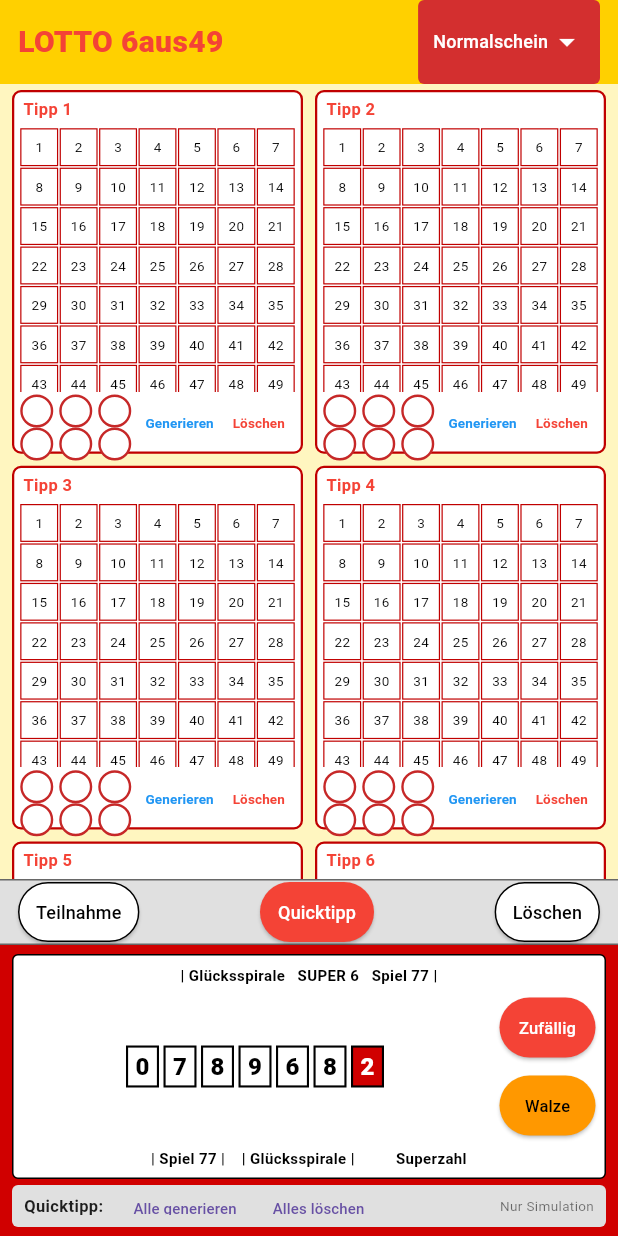
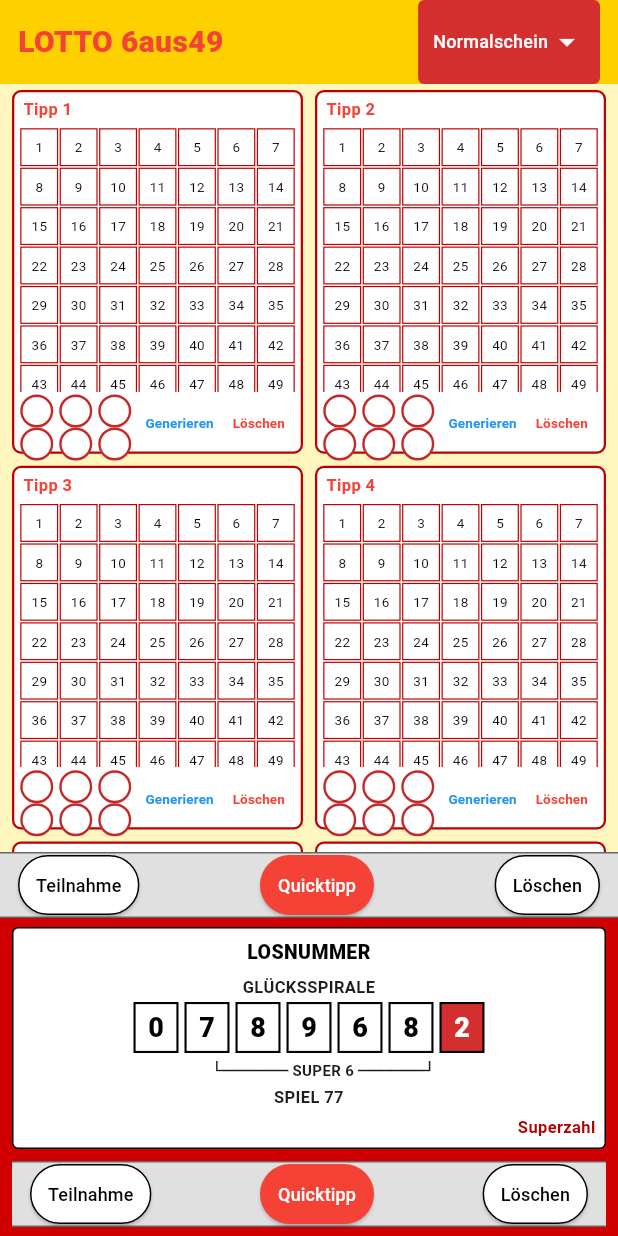
Before and after one commit to funatiker1968-hub/Lottogenerator_v4, a Flutter app: the Lotto6Screen screen opened directly, on a phone screen of 412 x 824 dp. Run offline on Flutter 3.47's test engine with Material 3 defaults, Android fonts, the phone set to English and light mode, and no system bars; our stand-ins replace audioplayers.

Commit message:
Update Lotto6Screen: Layout-Phase vorbereitet (Losnummern, Animation, QuickBar)

```diff
--- a/lib/screens/lotto6/lotto6_screen.dart
+++ b/lib/screens/lotto6/lotto6_screen.dart
@@ -622,9 +622,6 @@ Widget _buildQuickBar() {
   // ---------------------------------------------------------------------------
   // UNTERE LEISTE: Losnummer, Zusatzspiele, Ziehungstage, Laufzeit
   // ---------------------------------------------------------------------------
-// ---------------------------------------------------------------------------
-  // UNTERE LEISTE: Losnummer + Quicktipp (ohne Zusatzspiele / Ziehungstage)
-  // ---------------------------------------------------------------------------
   Widget _buildBottomBar() {
 const redBar = Color(0xFFD00000);
 
@@ -634,7 +631,7 @@ Widget _buildQuickBar() {
     child: Column(
       mainAxisSize: MainAxisSize.min,
       children: [
-          // LOSNUMMER-BLOCK (wie auf dem Papier-Schein)
+        // ---------------------- LOSNUMMERN BLOCK --------------------------
         Container(
           padding: const EdgeInsets.all(6),
           decoration: BoxDecoration(
@@ -644,183 +641,103 @@ Widget _buildQuickBar() {
           ),
           child: Column(
             mainAxisSize: MainAxisSize.min,
-              crossAxisAlignment: CrossAxisAlignment.stretch,
             children: [
-                // Obere Beschriftung: Glücksspirale / SUPER 6 / Spiel 77
+              // ----------------- ÜBERSCHRIFT "LOSNUMMER" -----------------
               const Text(
-                  '| Glücksspirale   SUPER 6   Spiel 77 |',
+                'LOSNUMMER',
                 textAlign: TextAlign.center,
                 style: TextStyle(
-                    fontSize: 10,
-                    fontWeight: FontWeight.bold,
+                  fontSize: 13,
+                  fontWeight: FontWeight.w900,
                   color: Colors.black,
                 ),
               ),
-                const SizedBox(height: 4),
+              const SizedBox(height: 6),
 
+              // -------------------- GLÜCKSSPIRALE -----------------------
+              const Text(
+                'GLÜCKSSPIRALE',
+                textAlign: TextAlign.center,
+                style: TextStyle(
+                  fontSize: 11,
+                  fontWeight: FontWeight.bold,
+                ),
+              ),
+
+              const SizedBox(height: 2),
+
+              // 7 Ziffern, Stelle 7 rot hinterlegt
               Row(
-                  children: [
-                    // 7 Ziffern-Felder der Losnummer
-                    Expanded(
-                      child: Row(
                 mainAxisAlignment: MainAxisAlignment.center,
                 children: List.generate(7, (i) {
-                          final String digit = _losnummer[i];
-                          final bool isSuperzahlPos = i == 6;
-
+                  final bool isSuperzahl = (i == 6);
                   return Container(
-                            width: 22,
-                            height: 28,
-                            margin:
-                                const EdgeInsets.symmetric(horizontal: 1.5),
+                    margin: const EdgeInsets.symmetric(horizontal: 2),
+                    width: 30,
+                    height: 34,
+                    alignment: Alignment.center,
                     decoration: BoxDecoration(
-                              color: isSuperzahlPos
-                                  ? const Color(0xFFD00000) // Superzahl Feld
-                                  : Colors.white,
-                              border: Border.all(
-                                color: Colors.black,
-                                width: 1.4,
+                      color: isSuperzahl ? Colors.red.shade700 : Colors.white,
+                      border: Border.all(color: Colors.black, width: 1.4),
                     ),
-                            ),
-                            child: Center(
                     child: Text(
-                                digit,
+                      _losnummer[i],
                       style: TextStyle(
-                                  fontSize: 16,
+                        fontSize: 18,
                         fontWeight: FontWeight.w900,
-                                  color: isSuperzahlPos
-                                      ? Colors.white
-                                      : Colors.black,
-                                ),
+                        color: isSuperzahl ? Colors.white : Colors.black,
                       ),
                     ),
                   );
                 }),
               ),
+
+              const SizedBox(height: 4),
+
+              // ----------------------- SUPER 6 ---------------------------
+              const Text(
+                '       └────── SUPER 6 ──────┘',
+                textAlign: TextAlign.center,
+                style: TextStyle(
+                  fontSize: 10,
+                  fontWeight: FontWeight.bold,
+                ),
               ),
 
-                    const SizedBox(width: 8),
+              const SizedBox(height: 2),
 
-                    // Buttons: Zufällig + Walze
-                    Column(
-                      mainAxisSize: MainAxisSize.min,
-                      children: [
-                        // Zufällig-Button
-                        ElevatedButton(
-                          onPressed: () {
-                            setState(_generateNewLosnummer);
-                          },
-                          style: ElevatedButton.styleFrom(
-                            backgroundColor: Colors.red,
-                            foregroundColor: Colors.white,
-                            padding: const EdgeInsets.symmetric(
-                              horizontal: 10,
-                              vertical: 4,
+              // ----------------------- SPIEL 77 --------------------------
+              const Text(
+                'SPIEL 77',
+                textAlign: TextAlign.center,
+                style: TextStyle(
+                  fontSize: 11,
+                  fontWeight: FontWeight.bold,
                 ),
-                          ),
-                          child: const Text(
-                            'Zufällig',
-                            style: TextStyle(fontSize: 11),
-                          ),
-                        ),
-                        const SizedBox(height: 4),
-                        // Walzen-Button (Dialog)
-                        ElevatedButton(
-                          onPressed: () async {
-                            await showDialog<void>(
-                              context: context,
-                              barrierDismissible: false,
-                              builder: (_) => LosnummerWalzenDialog(
-                                initialLosnummer: _losnummer,
-                                totalDuration:
-                                    const Duration(milliseconds: 3500),
-                                holdDuration: const Duration(seconds: 5),
-                                onDone: (value) {
-                                  setState(() => _losnummer = value);
-                                },
-                              ),
-                            );
-                          },
-                          style: ElevatedButton.styleFrom(
-                            backgroundColor: Colors.orange,
-                            foregroundColor: Colors.black,
-                            padding: const EdgeInsets.symmetric(
-                              horizontal: 12,
-                              vertical: 4,
-                            ),
-                          ),
-                          child: const Text(
-                            'Walze',
-                            style: TextStyle(fontSize: 11),
-                          ),
-                        ),
-                      ],
-                    ),
-                  ],
               ),
 
               const SizedBox(height: 4),
 
-                // Untere Beschriftung: Spiel 77 / Glücksspirale / Superzahl
-                const Text(
-                  '| Spiel 77 |    | Glücksspirale |          Superzahl',
-                  textAlign: TextAlign.center,
+              // --------------------- SUPERSCHIFT -------------------------
+              const Align(
+                alignment: Alignment.centerRight,
+                child: Text(
+                  'Superzahl',
                   style: TextStyle(
-                    fontSize: 10,
+                    color: Color(0xFFB00000),
+                    fontSize: 11,
                     fontWeight: FontWeight.bold,
-                    color: Colors.black,
+                  ),
                 ),
               ),
             ],
           ),
         ),
 
-          const SizedBox(height: 4),
+        const SizedBox(height: 8),
 
-          // GRAUE QUICKTIPP-LEISTE UNTEN
-          Container(
-            height: 28,
-            padding: const EdgeInsets.symmetric(horizontal: 8),
-            decoration: BoxDecoration(
-              color: const Color(0xFFE0E0E0),
-              borderRadius: BorderRadius.circular(4),
-            ),
-            child: Row(
-              children: [
-                const Text(
-                  'Quicktipp:',
-                  style: TextStyle(
-                    fontSize: 11,
-                    fontWeight: FontWeight.bold,
-                    color: Colors.black87,
-                  ),
-                ),
-                const SizedBox(width: 8),
-                TextButton(
-                  onPressed: _generateAll,
-                  child: const Text(
-                    'Alle generieren',
-                    style: TextStyle(fontSize: 10),
-                  ),
-                ),
-                TextButton(
-                  onPressed: _clearAllTips,
-                  child: const Text(
-                    'Alles löschen',
-                    style: TextStyle(fontSize: 10),
-                  ),
-                ),
-                const Spacer(),
-                const Text(
-                  'Nur Simulation',
-                  style: TextStyle(
-                    fontSize: 9,
-                    color: Colors.black54,
-                  ),
-                ),
-              ],
-            ),
-          ),
+        // ---------------------- QUICKTIP LEISTE --------------------------
+        _buildQuickBar(),
       ],
     ),
   );
```
Lines whose indentation alone changed are shown as unchanged.
